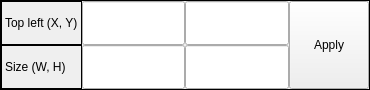
Old version of the form rectinfo.ui in the repository giahuyng98/computer-graphics.
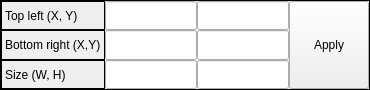
New version of the form.

The edit to the form file:
```diff
--- a/rectinfo.ui
+++ b/rectinfo.ui
@@ -28,10 +28,7 @@
   <property name="frameShape">
    <enum>QFrame::Box</enum>
   </property>
-  <layout class="QHBoxLayout" name="horizontalLayout">
-   <property name="spacing">
-    <number>0</number>
-   </property>
+  <layout class="QGridLayout" name="gridLayout_2">
    <property name="leftMargin">
     <number>0</number>
    </property>
@@ -44,12 +41,58 @@
    <property name="bottomMargin">
     <number>0</number>
    </property>
-   <item>
+   <property name="spacing">
+    <number>0</number>
+   </property>
+   <item row="0" column="0">
     <layout class="QGridLayout" name="gridLayout">
-     <property name="spacing">
-      <number>0</number>
-     </property>
-     <item row="1" column="2">
+     <item row="0" column="0">
+      <widget class="QLabel" name="label">
+       <property name="sizePolicy">
+        <sizepolicy hsizetype="Preferred" vsizetype="Preferred">
+         <horstretch>0</horstretch>
+         <verstretch>0</verstretch>
+        </sizepolicy>
+       </property>
+       <property name="frameShape">
+        <enum>QFrame::Box</enum>
+       </property>
+       <property name="text">
+        <string>Top left (X, Y)</string>
+       </property>
+      </widget>
+     </item>
+     <item row="1" column="1">
+      <widget class="QLineEdit" name="rectEditBottomRightX">
+       <property name="sizePolicy">
+        <sizepolicy hsizetype="Preferred" vsizetype="Preferred">
+         <horstretch>0</horstretch>
+         <verstretch>0</verstretch>
+        </sizepolicy>
+       </property>
+      </widget>
+     </item>
+     <item row="1" column="0">
+      <widget class="QLabel" name="label_4">
+       <property name="frameShape">
+        <enum>QFrame::Box</enum>
+       </property>
+       <property name="text">
+        <string>Bottom right (X,Y)</string>
+       </property>
+      </widget>
+     </item>
+     <item row="0" column="2">
+      <widget class="QLineEdit" name="rectEditTopLeftY">
+       <property name="sizePolicy">
+        <sizepolicy hsizetype="Preferred" vsizetype="Preferred">
+         <horstretch>0</horstretch>
+         <verstretch>0</verstretch>
+        </sizepolicy>
+       </property>
+      </widget>
+     </item>
+     <item row="2" column="2">
       <widget class="QLineEdit" name="rectEditHeight">
        <property name="sizePolicy">
         <sizepolicy hsizetype="Preferred" vsizetype="Preferred">
@@ -65,17 +108,7 @@
        </property>
       </widget>
      </item>
-     <item row="0" column="1">
-      <widget class="QLineEdit" name="rectEditPoint1">
-       <property name="sizePolicy">
-        <sizepolicy hsizetype="Preferred" vsizetype="Preferred">
-         <horstretch>0</horstretch>
-         <verstretch>0</verstretch>
-        </sizepolicy>
-       </property>
-      </widget>
-     </item>
-     <item row="1" column="1">
+     <item row="2" column="1">
       <widget class="QLineEdit" name="rectEditWidth">
        <property name="sizePolicy">
         <sizepolicy hsizetype="Preferred" vsizetype="Preferred">
@@ -85,8 +118,8 @@
        </property>
       </widget>
      </item>
-     <item row="0" column="2">
-      <widget class="QLineEdit" name="rectEditPoint2">
+     <item row="0" column="1">
+      <widget class="QLineEdit" name="rectEditTopLeftX">
        <property name="sizePolicy">
         <sizepolicy hsizetype="Preferred" vsizetype="Preferred">
          <horstretch>0</horstretch>
@@ -95,7 +128,17 @@
        </property>
       </widget>
      </item>
-     <item row="1" column="0">
+     <item row="1" column="2">
+      <widget class="QLineEdit" name="rectEditBottomRightY">
+       <property name="sizePolicy">
+        <sizepolicy hsizetype="Preferred" vsizetype="Preferred">
+         <horstretch>0</horstretch>
+         <verstretch>0</verstretch>
+        </sizepolicy>
+       </property>
+      </widget>
+     </item>
+     <item row="2" column="0">
       <widget class="QLabel" name="label_2">
        <property name="sizePolicy">
         <sizepolicy hsizetype="Preferred" vsizetype="Preferred">
@@ -114,28 +157,12 @@
        </property>
       </widget>
      </item>
-     <item row="0" column="0">
-      <widget class="QLabel" name="label">
-       <property name="sizePolicy">
-        <sizepolicy hsizetype="Preferred" vsizetype="Preferred">
-         <horstretch>0</horstretch>
-         <verstretch>0</verstretch>
-        </sizepolicy>
-       </property>
-       <property name="frameShape">
-        <enum>QFrame::Box</enum>
-       </property>
-       <property name="text">
-        <string>Top left (X, Y)</string>
-       </property>
-      </widget>
-     </item>
     </layout>
    </item>
-   <item>
+   <item row="0" column="1">
     <widget class="QPushButton" name="applyBtn">
      <property name="sizePolicy">
-      <sizepolicy hsizetype="Minimum" vsizetype="Preferred">
+      <sizepolicy hsizetype="Preferred" vsizetype="Preferred">
        <horstretch>0</horstretch>
        <verstretch>0</verstretch>
       </sizepolicy>
```
